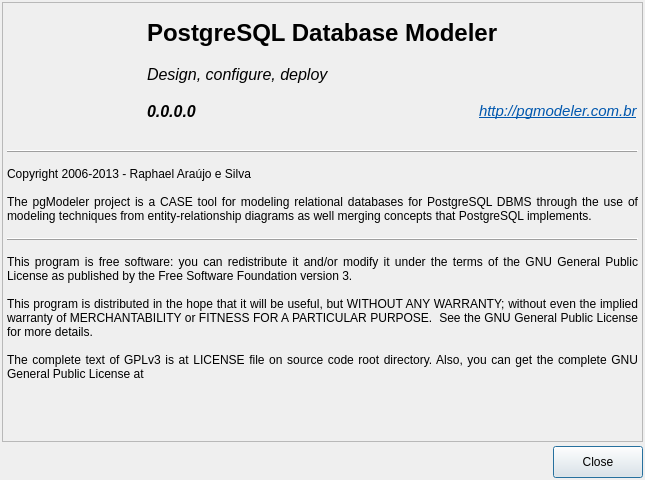
Qt form libpgmodeler_ui/ui/aboutform.ui (pgmodeler/pgmodeler) before a commit.
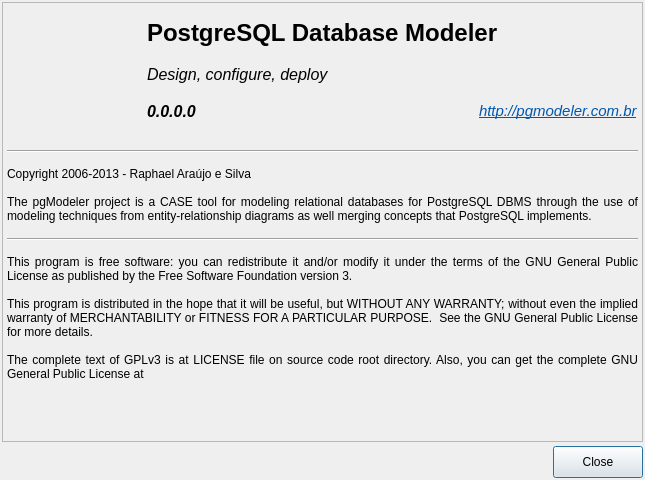
The same form after that commit. Icons and pictures are not drawn.

Diff of the .ui file:
```diff
--- a/libpgmodeler_ui/ui/aboutform.ui
+++ b/libpgmodeler_ui/ui/aboutform.ui
@@ -264,7 +264,7 @@
          <enum>QFrame::HLine</enum>
         </property>
         <property name="frameShadow">
-         <enum>QFrame::Raised</enum>
+         <enum>QFrame::Sunken</enum>
         </property>
        </widget>
       </item>
@@ -286,7 +286,7 @@
          <enum>QFrame::HLine</enum>
         </property>
         <property name="frameShadow">
-         <enum>QFrame::Raised</enum>
+         <enum>QFrame::Sunken</enum>
         </property>
        </widget>
       </item>
```
Left out of the diff: 22 changed lines with no effect on the pictures.
